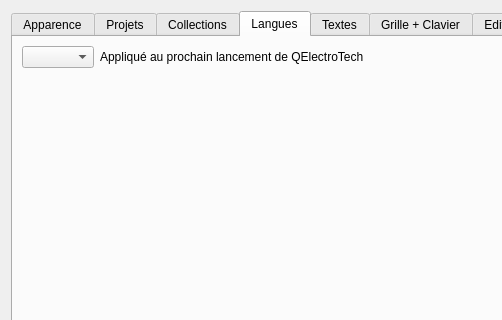
First picture: the form in sources/ui/configpage/generalconfigurationpage.ui, repository jolinjo/QET, before the edit; both pictures show x 0 to 502 and y 0 to 320 of the 955 by 556 pixel window.
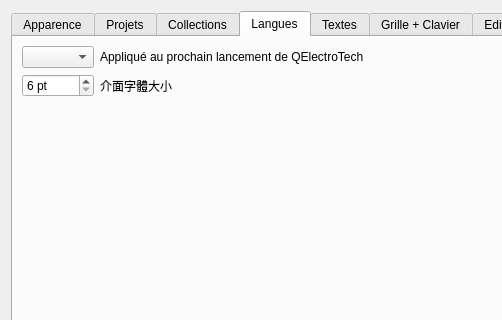
Second picture: the form after the edit. The open tabs and pages were chosen to show the change.

Commit message:
feat: 預設語言改繁體中文，偏好設定新增 UI 介面字體大小
- langFromSetting()：未設定時預設 zh_TW（原為 system→簡體）；首次啟動於
  initFonts 將 lang 寫入設定，使偏好頁語言下拉同步顯示。
- 偏好設定「Langues」分頁新增「介面字體大小」spinbox（uifontsize，6–24pt）：
  initFonts 啟動時套用到 qApp 字體；applyConf 存檔並即時套用。

What changed in the file:
```diff
--- a/sources/ui/configpage/generalconfigurationpage.ui
+++ b/sources/ui/configpage/generalconfigurationpage.ui
@@ -494,6 +494,26 @@
         </widget>
        </item>
        <item row="1" column="0">
+        <widget class="QSpinBox" name="m_uifontsize_sb">
+         <property name="minimum">
+          <number>6</number>
+         </property>
+         <property name="maximum">
+          <number>24</number>
+         </property>
+         <property name="suffix">
+          <string> pt</string>
+         </property>
+        </widget>
+       </item>
+       <item row="1" column="1">
+        <widget class="QLabel" name="m_uifontsize_label">
+         <property name="text">
+          <string>介面字體大小</string>
+         </property>
+        </widget>
+       </item>
+       <item row="2" column="0">
         <spacer name="verticalSpacer_3">
          <property name="orientation">
           <enum>Qt::Vertical</enum>
```
The commit also changes 2 other files.
